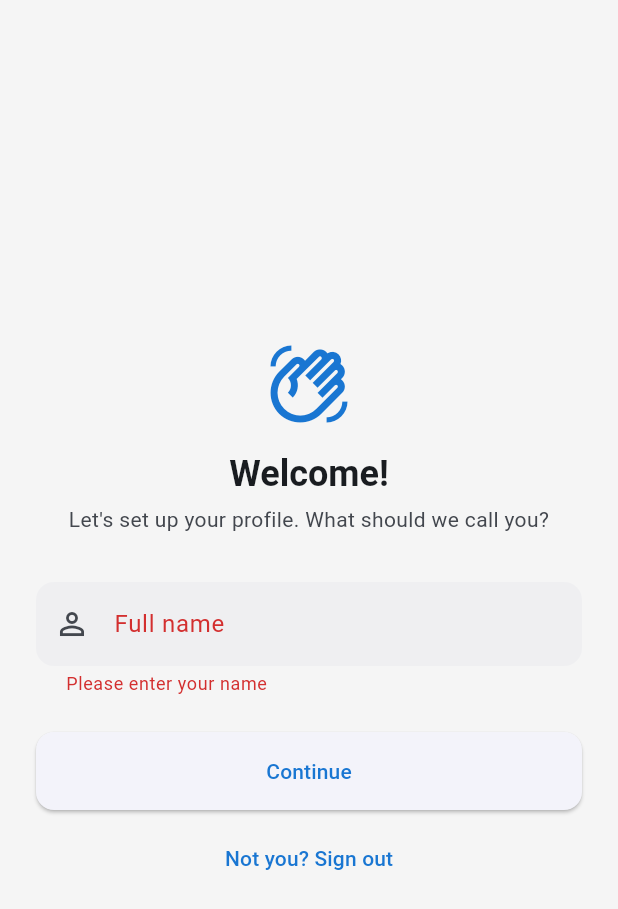
After one commit to AbinashPatra1/SunilMedicalStore_UI, a Flutter app: the screen it shows once a user with an empty profile is signed in, after a tap on "Continue", on a phone screen of 412 x 824 dp. The commit adds this screen. Shown: the top 909 px of the screen. Run offline on Flutter 3.47's test engine with Material 3 defaults, Android fonts, the phone set to English and light mode, and no system bars; our stand-ins replace firebase_auth, firebase_core, flutter_riverpod, go_router; accounts and stored records are empty.

Commit message:
feat(auth): implement Firebase authentication with onboarding flow and remove mock repository

```diff
--- a/lib/core/routes/app_router.dart
+++ b/lib/core/routes/app_router.dart
@@ -8,6 +8,7 @@ import 'package:sunil_medical_store/features/appointments/presentation/screens/a
 import 'package:sunil_medical_store/features/auth/presentation/providers/auth_controller.dart';
 import 'package:sunil_medical_store/features/auth/presentation/providers/auth_state.dart';
 import 'package:sunil_medical_store/features/auth/presentation/screens/login_screen.dart';
+import 'package:sunil_medical_store/features/auth/presentation/screens/onboarding_screen.dart';
 import 'package:sunil_medical_store/features/cart/presentation/screens/cart_screen.dart';
 import 'package:sunil_medical_store/features/dashboard/presentation/screens/dashboard_screen.dart';
 import 'package:sunil_medical_store/features/medicines/presentation/screens/medicines_screen.dart';
@@ -65,12 +66,21 @@ final routerProvider = Provider<GoRouter>((ref) {
         return isLoggingIn ? null : AppRoutes.login;
       }
 
+      // Verified but no profile yet: force the onboarding screen.
+      if (auth.status == AuthStatus.onboarding) {
+        return location == AppRoutes.onboarding ? null : AppRoutes.onboarding;
+      }
+
       // Signed in from here on. Resolve the role's home.
       final isAdmin = auth.user!.role.isAdmin;
       final home = isAdmin ? AppRoutes.admin : AppRoutes.pharmacy;
 
-      // Leaving splash/login after auth -> go home.
-      if (location == AppRoutes.splash || isLoggingIn) return home;
+      // Leaving splash/login/onboarding after auth -> go home.
+      if (location == AppRoutes.splash ||
+          isLoggingIn ||
+          location == AppRoutes.onboarding) {
+        return home;
+      }
 
       // Keep each role inside its own area.
       final inAdminArea = location == AppRoutes.admin;
@@ -87,6 +97,10 @@ final routerProvider = Provider<GoRouter>((ref) {
       GoRoute(
         path: AppRoutes.login,
         builder: (context, state) => const LoginScreen(),
+      ),
+      GoRoute(
+        path: AppRoutes.onboarding,
+        builder: (context, state) => const OnboardingScreen(),
       ),
       GoRoute(
         path: AppRoutes.admin,
--- a/lib/core/routes/app_routes.dart
+++ b/lib/core/routes/app_routes.dart
@@ -3,6 +3,7 @@
 abstract final class AppRoutes {
   static const splash = '/';
   static const login = '/login';
+  static const onboarding = '/onboarding';
 
   // Admin area (separate from the customer tab shell).
   static const admin = '/admin';
--- /dev/null
+++ b/lib/features/auth/data/firebase_auth_repository.dart
@@ -0,0 +1,112 @@
+import 'dart:async';
+
+import 'package:firebase_auth/firebase_auth.dart';
+import 'package:sunil_medical_store/core/models/user_role.dart';
+import 'package:sunil_medical_store/features/auth/domain/auth_account.dart';
+import 'package:sunil_medical_store/features/auth/domain/auth_repository.dart';
+
+/// [AuthRepository] backed by Firebase Phone Authentication.
+///
+/// Role is read from the ID token's custom claims (`role`), defaulting to
+/// [UserRole.customer]. The display name is stored on the Firebase user
+/// itself, so no separate profile database is required.
+class FirebaseAuthRepository implements AuthRepository {
+  FirebaseAuthRepository([FirebaseAuth? auth])
+    : _auth = auth ?? FirebaseAuth.instance;
+
+  final FirebaseAuth _auth;
+
+  @override
+  Stream<AuthAccount?> authStateChanges() {
+    return _auth.authStateChanges().asyncMap(
+      (user) async => user == null ? null : await _accountFor(user),
+    );
+  }
+
+  Future<AuthAccount> _accountFor(User user) async {
+    final token = await user.getIdTokenResult();
+    final role = token.claims?['role'] == 'admin'
+        ? UserRole.admin
+        : UserRole.customer;
+    return AuthAccount(
+      uid: user.uid,
+      phoneNumber: _nationalNumber(user.phoneNumber),
+      role: role,
+      displayName: user.displayName,
+    );
+  }
+
+  @override
+  Future<String> sendOtp({required String phoneNumber}) {
+    final completer = Completer<String>();
+    _auth.verifyPhoneNumber(
+      phoneNumber: phoneNumber,
+      timeout: const Duration(seconds: 60),
+      verificationCompleted: (credential) async {
+        // Android instant verification: sign in directly. authStateChanges
+        // then drives the UI, so the OTP step is simply skipped.
+        try {
+          await _auth.signInWithCredential(credential);
+        } catch (_) {}
+        if (!completer.isCompleted) completer.complete('auto-verified');
+      },
+      verificationFailed: (e) {
+        if (!completer.isCompleted) {
+          completer.completeError(AuthException(_messageFor(e)));
+        }
+      },
+      codeSent: (verificationId, _) {
+        if (!completer.isCompleted) completer.complete(verificationId);
+      },
+      codeAutoRetrievalTimeout: (_) {},
+    );
+    return completer.future;
+  }
+
+  @override
+  Future<void> verifyOtp({
+    required String verificationId,
+    required String smsCode,
+  }) async {
+    try {
+      final credential = PhoneAuthProvider.credential(
+        verificationId: verificationId,
+        smsCode: smsCode,
+      );
+      await _auth.signInWithCredential(credential);
+    } on FirebaseAuthException catch (e) {
+      throw AuthException(_messageFor(e));
+    }
+  }
+
+  @override
+  Future<AuthAccount> completeProfile({required String fullName}) async {
+    final user = _auth.currentUser;
+    if (user == null) throw const AuthException('Not signed in.');
+    await user.updateDisplayName(fullName);
+    await user.reload();
+    return _accountFor(_auth.currentUser!);
+  }
+
+  @override
+  Future<void> signOut() => _auth.signOut();
+
+  /// Strips a leading country code so the app works with 10-digit numbers.
+  String _nationalNumber(String? e164) {
+    if (e164 == null) return '';
+    final digits = e164.replaceAll(RegExp(r'\D'), '');
+    if (digits.length == 12 && digits.startsWith('91')) return digits.substring(2);
+    if (digits.length > 10) return digits.substring(digits.length - 10);
+    return digits;
+  }
+
+  String _messageFor(FirebaseAuthException e) => switch (e.code) {
+    'invalid-phone-number' => 'Enter a valid mobile number.',
+    'invalid-verification-code' => 'Incorrect OTP. Please try again.',
+    'invalid-verification-id' => 'The OTP expired. Please request a new one.',
+    'session-expired' => 'The OTP expired. Please request a new one.',
+    'too-many-requests' => 'Too many attempts. Please try again later.',
+    'network-request-failed' => 'Network error. Check your connection.',
+    _ => e.message ?? 'Authentication failed. Please try again.',
+  };
+}
--- a/lib/features/auth/presentation/providers/auth_controller.dart
+++ b/lib/features/auth/presentation/providers/auth_controller.dart
@@ -1,51 +1,62 @@
 import 'package:flutter_riverpod/flutter_riverpod.dart';
-import 'package:sunil_medical_store/features/auth/data/mock_auth_repository.dart';
+import 'package:sunil_medical_store/core/models/app_user.dart';
+import 'package:sunil_medical_store/features/auth/data/firebase_auth_repository.dart';
+import 'package:sunil_medical_store/features/auth/domain/auth_account.dart';
 import 'package:sunil_medical_store/features/auth/domain/auth_repository.dart';
 import 'package:sunil_medical_store/features/auth/presentation/providers/auth_state.dart';
 
-/// Provides the [AuthRepository] implementation.
-///
-/// Swap [MockAuthRepository] for a Firebase-backed repository here when the
-/// real phone-auth flow lands — nothing else needs to change.
+/// Provides the [AuthRepository] implementation (Firebase Phone Auth).
 final authRepositoryProvider = Provider<AuthRepository>((ref) {
-  return MockAuthRepository();
+  return FirebaseAuthRepository();
 });
 
-/// Holds and mutates the app's [AuthState] across the phone + OTP flow.
+/// Holds and mutates the app's [AuthState] across the phone + OTP + onboarding
+/// flow. The Firebase session stream is the source of truth.
 final authControllerProvider = NotifierProvider<AuthController, AuthState>(
   AuthController.new,
 );
 
 class AuthController extends Notifier<AuthState> {
-  /// Verification id returned by [sendOtp], consumed by [verifyOtp].
+  /// Verification id from [sendOtp], consumed by [verifyOtp].
   String? _verificationId;
 
   @override
   AuthState build() {
-    // Kick off session restore; the router keeps the user on the splash
-    // screen while status is `unknown`.
-    _restoreSession();
+    final subscription = ref
+        .watch(authRepositoryProvider)
+        .authStateChanges()
+        .listen(_onAccountChanged);
+    ref.onDispose(subscription.cancel);
     return const AuthState.unknown();
   }
 
   AuthRepository get _repository => ref.read(authRepositoryProvider);
 
-  Future<void> _restoreSession() async {
-    // Simulate checking a persisted session on startup.
-    await Future<void>.delayed(const Duration(milliseconds: 1200));
-    final user = _repository.currentUser;
-    state = user == null
-        ? const AuthState.unauthenticated()
-        : AuthState.authenticated(user);
+  void _onAccountChanged(AuthAccount? account) {
+    if (account == null) {
+      state = const AuthState.unauthenticated();
+    } else if (account.needsProfile) {
+      state = const AuthState.onboarding();
+    } else {
+      state = AuthState.authenticated(_toAppUser(account));
+    }
   }
 
-  /// Requests an OTP for [phoneNumber]. Returns `true` when the request
-  /// succeeds so the UI can advance to the OTP step; errors surface via
-  /// [AuthState.errorMessage].
+  AppUser _toAppUser(AuthAccount account) => AppUser(
+    id: account.uid,
+    name: account.displayName!.trim(),
+    phoneNumber: account.phoneNumber,
+    role: account.role,
+  );
+
+  /// Requests an OTP for a 10-digit Indian number. Returns `true` on success so
+  /// the UI can advance to the OTP step.
   Future<bool> sendOtp(String phoneNumber) async {
-    state = const AuthState.submitting();
+    state = const AuthState.unauthenticated(isSubmitting: true);
     try {
-      _verificationId = await _repository.sendOtp(phoneNumber: phoneNumber.trim());
+      _verificationId = await _repository.sendOtp(
+        phoneNumber: '+91${phoneNumber.trim()}',
+      );
       state = const AuthState.unauthenticated();
       return true;
     } on AuthException catch (e) {
@@ -54,27 +65,32 @@ class AuthController extends Notifier<AuthState> {
     }
   }
 
-  /// Verifies [smsCode] against the pending OTP request. On success the user
-  /// becomes authenticated and the router redirects to their home.
+  /// Verifies the OTP. On success the session flows through
+  /// [AuthRepository.authStateChanges] and drives the next state.
   Future<void> verifyOtp(String smsCode) async {
     final verificationId = _verificationId;
     if (verificationId == null) {
-      state = const AuthState.unauthenticated(
-        errorMessage: 'Please request an OTP first.',
-      );
+      state = const AuthState.unauthenticated(errorMessage: 'Please request an OTP first.');
       return;
     }
-
-    state = const AuthState.submitting();
+    state = const AuthState.unauthenticated(isSubmitting: true);
     try {
-      final user = await _repository.verifyOtp(
-        verificationId: verificationId,
-        smsCode: smsCode.trim(),
-      );
+      await _repository.verifyOtp(verificationId: verificationId, smsCode: smsCode.trim());
       _verificationId = null;
-      state = AuthState.authenticated(user);
+      // authStateChanges emits the new session -> authenticated or onboarding.
     } on AuthException catch (e) {
       state = AuthState.unauthenticated(errorMessage: e.message);
+    }
+  }
+
+  /// Saves the new user's name to finish onboarding.
+  Future<void> completeOnboarding(String fullName) async {
+    state = const AuthState.onboarding(isSubmitting: true);
+    try {
+      final account = await _repository.completeProfile(fullName: fullName.trim());
+      state = AuthState.authenticated(_toAppUser(account));
+    } on AuthException catch (e) {
+      state = AuthState.onboarding(errorMessage: e.message);
     }
   }
 
@@ -85,8 +101,8 @@ class AuthController extends Notifier<AuthState> {
   }
 
   Future<void> signOut() async {
+    _verificationId = null;
     await _repository.signOut();
-    _verificationId = null;
-    state = const AuthState.unauthenticated();
+    // authStateChanges emits null -> unauthenticated.
   }
 }
--- /dev/null
+++ b/lib/features/auth/presentation/screens/onboarding_screen.dart
@@ -0,0 +1,101 @@
+import 'package:flutter/material.dart';
+import 'package:flutter_riverpod/flutter_riverpod.dart';
+import 'package:sunil_medical_store/core/theme/app_constants.dart';
+import 'package:sunil_medical_store/features/auth/presentation/providers/auth_controller.dart';
+
+/// Shown to a newly verified user who has no name yet. Captures the full name,
+/// which is saved onto the Firebase user before entering the app.
+class OnboardingScreen extends ConsumerStatefulWidget {
+  const OnboardingScreen({super.key});
+
+  @override
+  ConsumerState<OnboardingScreen> createState() => _OnboardingScreenState();
+}
+
+class _OnboardingScreenState extends ConsumerState<OnboardingScreen> {
+  final _formKey = GlobalKey<FormState>();
+  final _nameController = TextEditingController();
+
+  @override
+  void dispose() {
+    _nameController.dispose();
+    super.dispose();
+  }
+
+  Future<void> _continue() async {
+    if (!_formKey.currentState!.validate()) return;
+    FocusScope.of(context).unfocus();
+    await ref.read(authControllerProvider.notifier).completeOnboarding(_nameController.text);
+  }
+
+  @override
+  Widget build(BuildContext context) {
+    final theme = Theme.of(context);
+    final auth = ref.watch(authControllerProvider);
+
+    return Scaffold(
+      body: SafeArea(
+        child: Center(
+          child: SingleChildScrollView(
+            padding: const EdgeInsets.all(AppConstants.spacingLg),
+            child: Form(
+              key: _formKey,
+              child: Column(
+                mainAxisSize: MainAxisSize.min,
+                crossAxisAlignment: CrossAxisAlignment.stretch,
+                children: [
+                  Icon(Icons.waving_hand_outlined, size: 56, color: theme.colorScheme.primary),
+                  const SizedBox(height: AppConstants.spacingMd),
+                  Text('Welcome!', style: theme.textTheme.headlineSmall, textAlign: TextAlign.center),
+                  const SizedBox(height: AppConstants.spacingXs),
+                  Text(
+                    "Let's set up your profile. What should we call you?",
+                    style: theme.textTheme.bodyMedium?.copyWith(color: theme.colorScheme.onSurfaceVariant),
+                    textAlign: TextAlign.center,
+                  ),
+                  const SizedBox(height: AppConstants.spacingXl),
+                  TextFormField(
+                    controller: _nameController,
+                    textCapitalization: TextCapitalization.words,
+                    textInputAction: TextInputAction.done,
+                    enabled: !auth.isSubmitting,
+                    onFieldSubmitted: (_) => _continue(),
+                    decoration: const InputDecoration(
+                      labelText: 'Full name',
+                      prefixIcon: Icon(Icons.person_outline),
+                    ),
+                    validator: (value) => (value == null || value.trim().length < 2)
+                        ? 'Please enter your name'
+                        : null,
+                  ),
+                  if (auth.errorMessage != null) ...[
+                    const SizedBox(height: AppConstants.spacingMd),
+                    Text(
+                      auth.errorMessage!,
+                      style: theme.textTheme.bodySmall?.copyWith(color: theme.colorScheme.error),
+                      textAlign: TextAlign.center,
+                    ),
+                  ],
+                  const SizedBox(height: AppConstants.spacingLg),
+                  ElevatedButton(
+                    onPressed: auth.isSubmitting ? null : _continue,
+                    child: auth.isSubmitting
+                        ? const SizedBox(height: 20, width: 20, child: CircularProgressIndicator(strokeWidth: 2))
+                        : const Text('Continue'),
+                  ),
+                  const SizedBox(height: AppConstants.spacingSm),
+                  TextButton(
+                    onPressed: auth.isSubmitting
+                        ? null
+                        : () => ref.read(authControllerProvider.notifier).signOut(),
+                    child: const Text('Not you? Sign out'),
+                  ),
+                ],
+              ),
+            ),
+          ),
+        ),
+      ),
+    );
+  }
+}
--- a/lib/features/auth/presentation/widgets/phone_step.dart
+++ b/lib/features/auth/presentation/widgets/phone_step.dart
@@ -69,8 +69,7 @@ class PhoneStep extends StatelessWidget {
           ),
           const SizedBox(height: AppConstants.spacingMd),
           Text(
-            'Demo: number 9999999999 signs in as admin; any other valid '
-            'number is a customer.',
+            "We'll send a one-time password to this number.",
             style: theme.textTheme.bodySmall?.copyWith(
               color: theme.colorScheme.onSurfaceVariant,
             ),
--- a/pubspec.yaml
+++ b/pubspec.yaml
@@ -37,7 +37,6 @@ dependencies:
   firebase_core: ^4.12.1
   firebase_auth: ^6.5.6
   firebase_messaging: ^16.4.3
-  cloud_firestore: ^6.7.1
   firebase_storage: ^13.4.5
   flutter_riverpod: ^3.3.2
   go_router: ^17.3.0
```
Also changed, not shown: lib/features/auth/data/mock_auth_repository.dart (deleted, +0 -78 lines), lib/features/auth/domain/auth_account.dart (added, +25 -0 lines), lib/features/auth/domain/auth_repository.dart (+17 -20 lines), lib/features/auth/presentation/providers/auth_state.dart (+12 -7 lines), lib/features/auth/presentation/widgets/otp_step.dart (+0 -7 lines), pubspec.lock, 5 other files.
